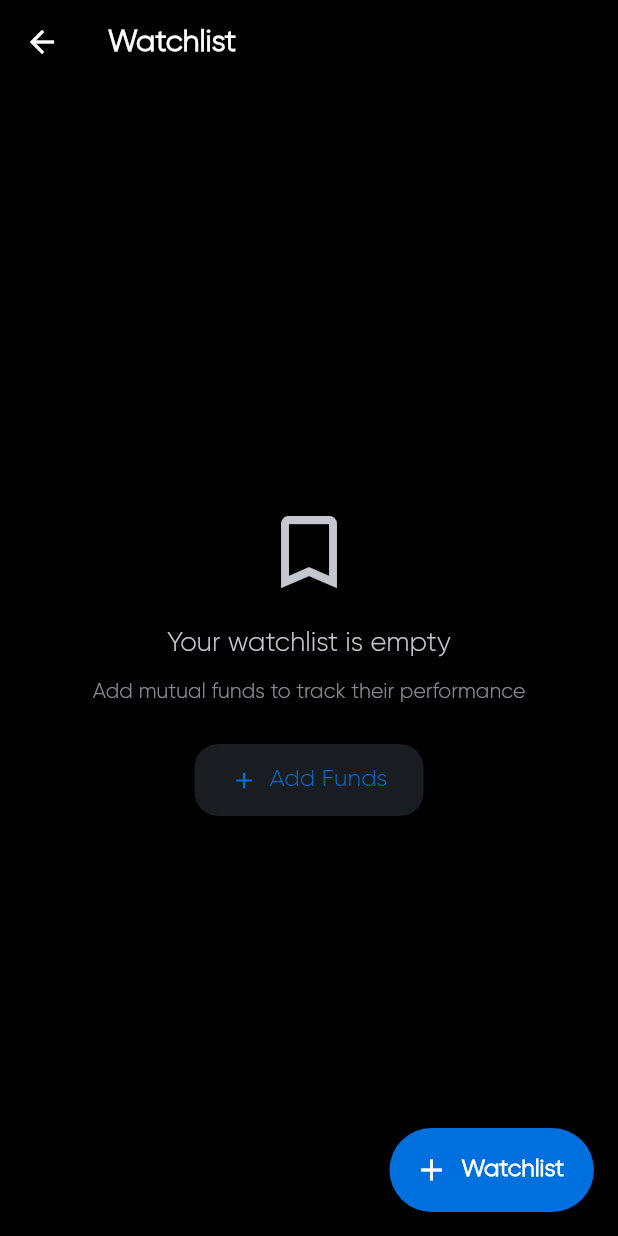
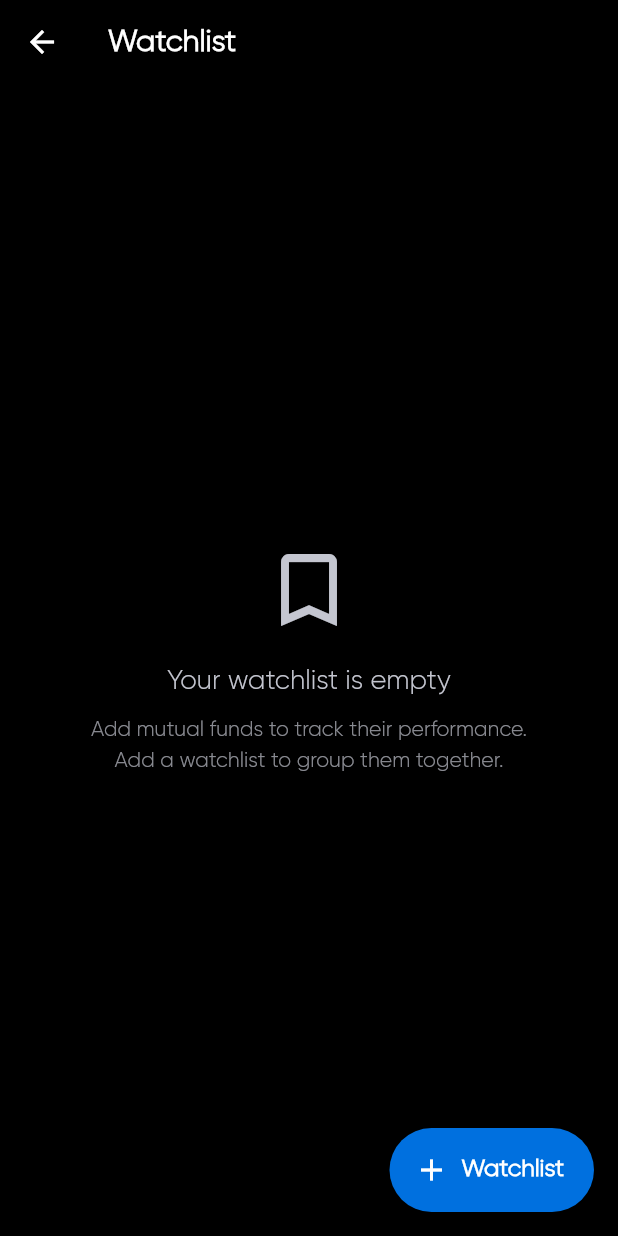
Before and after one commit to Umair-Syed/Khazana-Mutual-Funds, a Flutter app: the WatchlistView screen opened directly, on a phone screen of 412 x 824 dp. Run offline on Flutter 3.47's test engine with Material 3 defaults, Android fonts, the phone set to English and light mode, and no system bars; our stand-ins replace bloc, dartz, equatable, fl_chart, flex_color_scheme, flutter_bloc and 9 more; accounts and stored records are empty.

```diff
--- a/lib/features/watchlist/presentation/widgets/watchlist_content.dart
+++ b/lib/features/watchlist/presentation/widgets/watchlist_content.dart
@@ -184,24 +184,12 @@ class WatchlistContent extends StatelessWidget {
             ),
             const SizedBox(height: 8),
             Text(
-              'Add mutual funds to track their performance',
+              'Add mutual funds to track their performance.\nAdd a watchlist to group them together.',
               textAlign: TextAlign.center,
               style: TextStyle(
                 color: Theme.of(
                   context,
                 ).colorScheme.onSurfaceVariant.withAlpha(180),
-              ),
-            ),
-            const SizedBox(height: 24),
-            ElevatedButton.icon(
-              onPressed: onAddFund,
-              icon: const Icon(Icons.add),
-              label: const Text('Add Funds'),
-              style: ElevatedButton.styleFrom(
-                padding: const EdgeInsets.symmetric(
-                  horizontal: 24,
-                  vertical: 12,
-                ),
               ),
             ),
           ],
```
Also changed, not shown: 43 other files.
